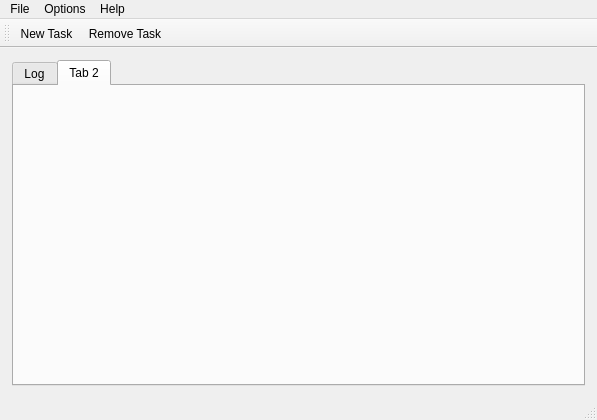
First picture: the form in ui/mediasitedownloder.ui, repository pussbb/QMediaSiteDownloader, before the edit.
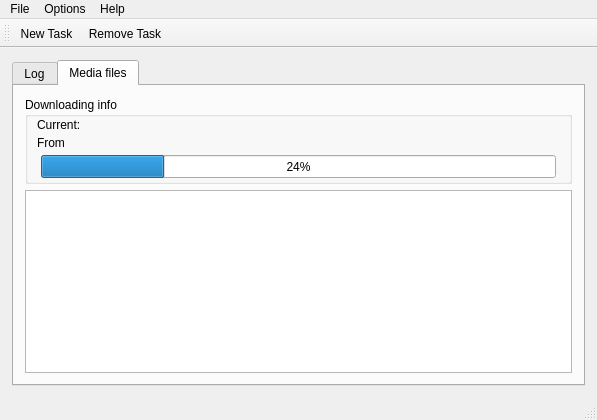
Second picture: the form after the edit. The open tabs and pages were chosen to show the change. Icons and pictures are not drawn.

Commit message: add template media list for downloading

What changed in the file:
```diff
--- a/ui/mediasitedownloder.ui
+++ b/ui/mediasitedownloder.ui
@@ -408,8 +408,85 @@
           </widget>
           <widget class="QWidget" name="tab_2">
            <attribute name="title">
-            <string>Tab 2</string>
+            <string>Media files</string>
            </attribute>
+           <layout class="QGridLayout" name="gridLayout_4">
+            <item row="0" column="0">
+             <widget class="QGroupBox" name="groupBox">
+              <property name="minimumSize">
+               <size>
+                <width>547</width>
+                <height>87</height>
+               </size>
+              </property>
+              <property name="title">
+               <string>Downloading info</string>
+              </property>
+              <widget class="QLabel" name="label_10">
+               <property name="geometry">
+                <rect>
+                 <x>12</x>
+                 <y>20</y>
+                 <width>99</width>
+                 <height>16</height>
+                </rect>
+               </property>
+               <property name="text">
+                <string>Current:</string>
+               </property>
+              </widget>
+              <widget class="QLabel" name="filename_media">
+               <property name="geometry">
+                <rect>
+                 <x>88</x>
+                 <y>20</y>
+                 <width>445</width>
+                 <height>16</height>
+                </rect>
+               </property>
+              </widget>
+              <widget class="QLabel" name="label_11">
+               <property name="geometry">
+                <rect>
+                 <x>12</x>
+                 <y>38</y>
+                 <width>63</width>
+                 <height>16</height>
+                </rect>
+               </property>
+               <property name="text">
+                <string>From</string>
+               </property>
+              </widget>
+              <widget class="QLabel" name="from_url_media">
+               <property name="geometry">
+                <rect>
+                 <x>76</x>
+                 <y>36</y>
+                 <width>471</width>
+                 <height>16</height>
+                </rect>
+               </property>
+              </widget>
+              <widget class="QProgressBar" name="progressBar">
+               <property name="geometry">
+                <rect>
+                 <x>16</x>
+                 <y>58</y>
+                 <width>515</width>
+                 <height>23</height>
+                </rect>
+               </property>
+               <property name="value">
+                <number>24</number>
+               </property>
+              </widget>
+             </widget>
+            </item>
+            <item row="1" column="0">
+             <widget class="QListView" name="medialist"/>
+            </item>
+           </layout>
           </widget>
          </widget>
         </item>
```
The commit also changes 1 other file.
